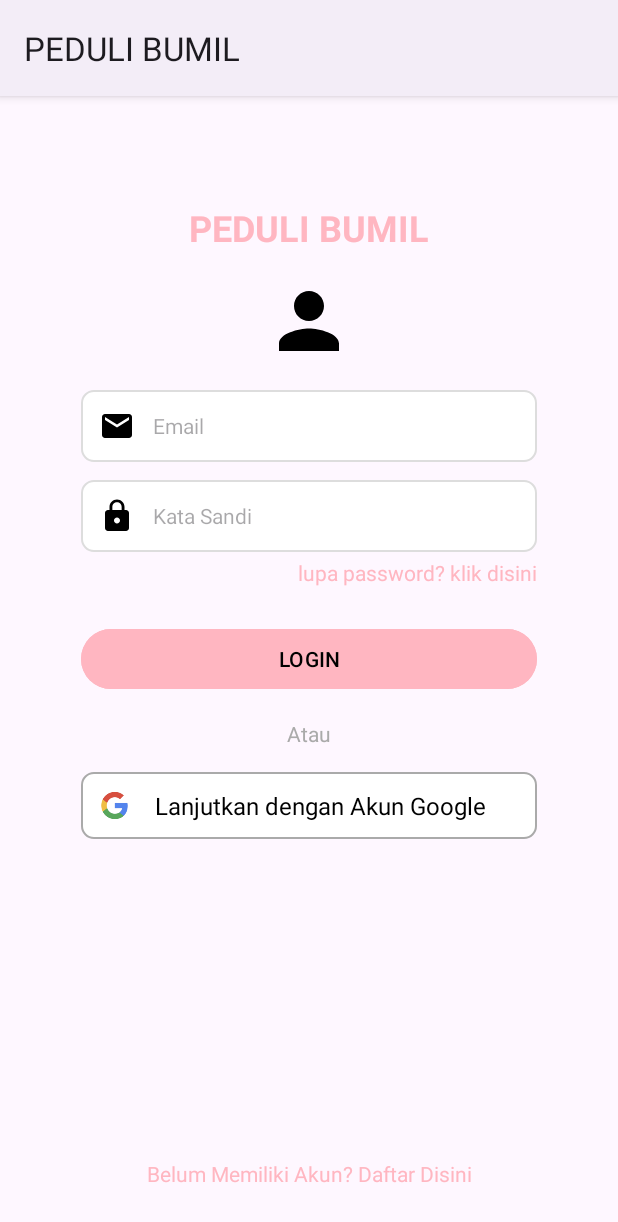
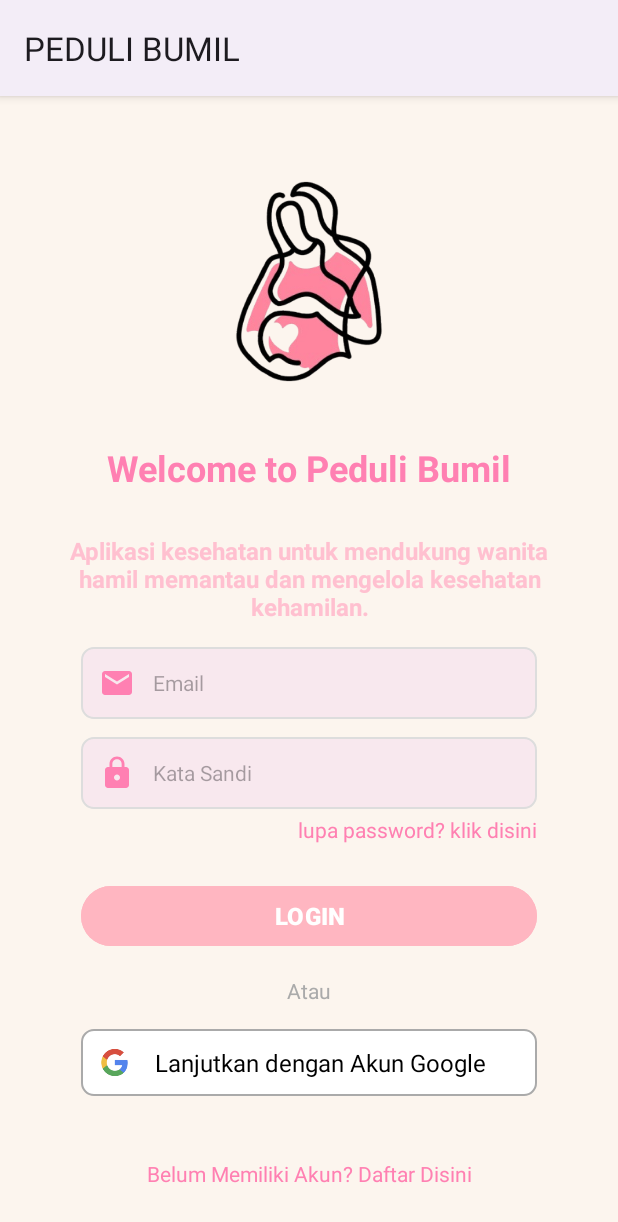
Before and after one commit to BangkitPeduliBumil/mobdev, an Android app: the screen it shows after launch (LoginActivity), on a phone screen of 412 x 824 dp. Shown: the top 1222 px of the screen. Run offline under Robolectric (Android 15) with nearby library versions, the phone set to English and light mode, and no system bars; our stand-ins replace Firebase (no records; nobody signed in at launch, a user with empty details on screens opened directly).

Commit message:
new layout

```diff
--- a/app/src/main/res/drawable/bg_input_field.xml
+++ b/app/src/main/res/drawable/bg_input_field.xml
@@ -1,6 +1,6 @@
 <?xml version="1.0" encoding="utf-8"?>
 <shape xmlns:android="http://schemas.android.com/apk/res/android">
-    <solid android:color="#FFFFFF"/>
+    <solid android:color="#F8E8EE"/>
     <corners android:radius="8dp"/>
     <stroke android:width="1dp" android:color="#DDDDDD"/>
 </shape>
--- a/app/src/main/res/drawable/bottom_background_light.xml
+++ b/app/src/main/res/drawable/bottom_background_light.xml
@@ -2,7 +2,7 @@
 <selector xmlns:android="http://schemas.android.com/apk/res/android">
 <item>
     <shape android:shape="rectangle">
-        <solid android:color="#FDF4F5"/>
+        <solid android:color="#FCF5EE"/>
         <corners android:topLeftRadius="30dp" android:topRightRadius="30dp"/>
     </shape>
 </item>
--- a/app/src/main/res/drawable/ic_email.xml
+++ b/app/src/main/res/drawable/ic_email.xml
@@ -1,4 +1,4 @@
-<vector xmlns:android="http://schemas.android.com/apk/res/android" android:height="24dp" android:tint="#000000" android:viewportHeight="24" android:viewportWidth="24" android:width="24dp">
+<vector xmlns:android="http://schemas.android.com/apk/res/android" android:height="24dp" android:tint="#FF80B2" android:viewportHeight="24" android:viewportWidth="24" android:width="24dp">
 
     <path android:fillColor="@android:color/white" android:pathData="M20,4L4,4c-1.1,0 -1.99,0.9 -1.99,2L2,18c0,1.1 0.9,2 2,2h16c1.1,0 2,-0.9 2,-2L22,6c0,-1.1 -0.9,-2 -2,-2zM20,8l-8,5 -8,-5L4,6l8,5 8,-5v2z"/>
 
--- a/app/src/main/res/drawable/ic_lock.xml
+++ b/app/src/main/res/drawable/ic_lock.xml
@@ -1,4 +1,4 @@
-<vector xmlns:android="http://schemas.android.com/apk/res/android" android:height="24dp" android:tint="#000000" android:viewportHeight="24" android:viewportWidth="24" android:width="24dp">
+<vector xmlns:android="http://schemas.android.com/apk/res/android" android:height="24dp" android:tint="#FF80B2" android:viewportHeight="24" android:viewportWidth="24" android:width="24dp">
 
     <path android:fillColor="@android:color/white" android:pathData="M18,8h-1L17,6c0,-2.76 -2.24,-5 -5,-5S7,3.24 7,6v2L6,8c-1.1,0 -2,0.9 -2,2v10c0,1.1 0.9,2 2,2h12c1.1,0 2,-0.9 2,-2L20,10c0,-1.1 -0.9,-2 -2,-2zM12,17c-1.1,0 -2,-0.9 -2,-2s0.9,-2 2,-2 2,0.9 2,2 -0.9,2 -2,2zM15.1,8L8.9,8L8.9,6c0,-1.71 1.39,-3.1 3.1,-3.1 1.71,0 3.1,1.39 3.1,3.1v2z"/>
 
--- a/app/src/main/res/layout/activity_login.xml
+++ b/app/src/main/res/layout/activity_login.xml
@@ -4,36 +4,74 @@
     xmlns:tools="http://schemas.android.com/tools"
     android:layout_width="match_parent"
     android:layout_height="match_parent"
+    android:background="#FCF5EE"
     android:padding="16dp"
     tools:context=".auth.LoginActivity">
 
     <!-- Title -->
+<!--    <TextView-->
+<!--        android:id="@+id/tvTitle"-->
+<!--        android:layout_width="wrap_content"-->
+<!--        android:layout_height="wrap_content"-->
+<!--        android:layout_marginTop="55dp"-->
+<!--        android:layout_marginBottom="24dp"-->
+<!--        android:text="@string/app_name"-->
+<!--        android:textColor="#FFB6C1"-->
+<!--        android:textSize="24sp"-->
+<!--        android:textStyle="bold"-->
+<!--        app:layout_constraintEnd_toEndOf="parent"-->
+<!--        app:layout_constraintStart_toStartOf="parent"-->
+<!--        app:layout_constraintTop_toTopOf="parent" />-->
+
+<!--    &lt;!&ndash; Profile Icon &ndash;&gt;-->
+<!--    <ImageView-->
+<!--        android:id="@+id/ivProfileIcon"-->
+<!--        android:layout_width="60dp"-->
+<!--        android:layout_height="60dp"-->
+<!--        android:layout_marginTop="16dp"-->
+<!--        android:src="@drawable/ic_person"-->
+<!--        app:layout_constraintEnd_toEndOf="parent"-->
+<!--        app:layout_constraintStart_toStartOf="parent"-->
+<!--        app:layout_constraintTop_toBottomOf="@id/tvTitle" />-->
+
+    <!-- Email Input -->
+
+    <ImageView
+        android:id="@+id/loginbanner"
+        android:layout_width="265dp"
+        android:layout_height="215dp"
+        app:layout_constraintEnd_toEndOf="parent"
+        app:layout_constraintStart_toStartOf="parent"
+        app:layout_constraintTop_toTopOf="parent"
+        app:srcCompat="@drawable/login_banner_1" />
+
     <TextView
-        android:id="@+id/tvTitle"
+        android:id="@+id/welcomeText"
         android:layout_width="wrap_content"
         android:layout_height="wrap_content"
-        android:layout_marginTop="55dp"
-        android:layout_marginBottom="24dp"
-        android:text="@string/app_name"
-        android:textColor="#FFB6C1"
+        android:text="Welcome to Peduli Bumil"
+        android:textColor="#FF80B2"
         android:textSize="24sp"
         android:textStyle="bold"
         app:layout_constraintEnd_toEndOf="parent"
         app:layout_constraintStart_toStartOf="parent"
-        app:layout_constraintTop_toTopOf="parent" />
+        app:layout_constraintTop_toBottomOf="@+id/loginbanner" />
 
-    <!-- Profile Icon -->
-    <ImageView
-        android:id="@+id/ivProfileIcon"
-        android:layout_width="60dp"
-        android:layout_height="60dp"
-        android:layout_marginTop="16dp"
-        android:src="@drawable/ic_person"
+    <TextView
+        android:id="@+id/textDeskripsiApp"
+        android:layout_width="0dp"
+        android:layout_height="wrap_content"
+        android:layout_margin="28dp"
+        android:inputType="textMultiLine"
+        android:text="Aplikasi kesehatan untuk mendukung wanita hamil memantau dan mengelola kesehatan kehamilan."
+        android:textAlignment="center"
+        android:textColor="@color/pink_pastel"
+        android:textSize="16dp"
+        android:textStyle="bold"
         app:layout_constraintEnd_toEndOf="parent"
         app:layout_constraintStart_toStartOf="parent"
-        app:layout_constraintTop_toBottomOf="@id/tvTitle" />
+        app:layout_constraintTop_toBottomOf="@+id/welcomeText" />
 
-    <!-- Email Input -->
     <EditText
         android:id="@+id/etEmail"
         android:layout_width="0dp"
@@ -47,7 +85,7 @@
         android:textSize="14sp"
         app:layout_constraintEnd_toEndOf="parent"
         app:layout_constraintStart_toStartOf="parent"
-        app:layout_constraintTop_toBottomOf="@id/ivProfileIcon"
+        app:layout_constraintTop_toBottomOf="@id/textDeskripsiApp"
         app:layout_constraintWidth_percent="0.8" />
 
     <LinearLayout
@@ -55,9 +93,9 @@
         android:layout_width="0dp"
         android:layout_height="wrap_content"
         android:orientation="vertical"
+        app:layout_constraintEnd_toEndOf="parent"
+        app:layout_constraintStart_toStartOf="parent"
         app:layout_constraintTop_toBottomOf="@id/etEmail"
-        app:layout_constraintStart_toStartOf="parent"
-        app:layout_constraintEnd_toEndOf="parent"
         app:layout_constraintWidth_percent="0.8">
 
         <!-- Password Input -->
@@ -65,25 +103,25 @@
             android:id="@+id/etPassword"
             android:layout_width="match_parent"
             android:layout_height="wrap_content"
-            android:hint="@string/hint_password"
+            android:layout_marginTop="12dp"
+            android:background="@drawable/bg_input_field"
             android:drawableStart="@drawable/ic_lock"
             android:drawablePadding="12dp"
+            android:hint="@string/hint_password"
+            android:inputType="textPassword"
             android:padding="12dp"
-            android:textSize="14sp"
-            android:background="@drawable/bg_input_field"
-            android:inputType="textPassword"
-            android:layout_marginTop="12dp" />
+            android:textSize="14sp" />
 
         <!-- Forgot Password TextView -->
         <TextView
             android:id="@+id/tvForgot"
             android:layout_width="wrap_content"
             android:layout_height="wrap_content"
+            android:layout_gravity="end"
+            android:layout_marginTop="4dp"
             android:text="lupa password? klik disini"
-            android:textColor="#FFB6C1"
-            android:textSize="14sp"
-            android:layout_gravity="end"
-            android:layout_marginTop="4dp" />
+            android:textColor="#FF80B2"
+            android:textSize="14sp" />
     </LinearLayout>
     <!-- Login Button -->
     <Button
@@ -93,7 +131,9 @@
         android:layout_marginTop="24dp"
         android:backgroundTint="#FFB6C1"
         android:text="LOGIN"
-        android:textColor="@android:color/black"
+        android:textColor="@color/white"
+        android:textSize="16sp"
+        android:textStyle="bold"
         app:layout_constraintEnd_toEndOf="parent"
         app:layout_constraintStart_toStartOf="parent"
         app:layout_constraintTop_toBottomOf="@id/llPasswordContainer"
@@ -116,8 +156,8 @@
         android:layout_width="0dp"
         android:layout_height="wrap_content"
         android:layout_marginTop="16dp"
+        android:background="@drawable/border_button"
         android:orientation="horizontal"
-        android:background="@drawable/border_button"
         android:padding="7dp"
         app:layout_constraintEnd_toEndOf="parent"
         app:layout_constraintStart_toStartOf="parent"
@@ -136,16 +176,16 @@
             android:id="@+id/tvGoogleText"
             android:layout_width="wrap_content"
             android:layout_height="wrap_content"
+            android:layout_gravity="end|center_vertical"
             android:layout_marginStart="12dp"
+            android:autoSizeMaxTextSize="16sp"
+            android:autoSizeMinTextSize="12sp"
+            android:autoSizeStepGranularity="1sp"
+            android:autoSizeTextType="uniform"
+            android:maxLines="1"
             android:text="@string/google_login"
             android:textColor="@android:color/black"
-            android:textSize="16sp"
-            android:layout_gravity="end|center_vertical"
-            android:maxLines="1"
-            android:autoSizeTextType="uniform"
-            android:autoSizeMinTextSize="12sp"
-            android:autoSizeMaxTextSize="16sp"
-            android:autoSizeStepGranularity="1sp" />
+            android:textSize="16sp" />
     </LinearLayout>
 
     <!-- Register Link at the Bottom -->
@@ -156,7 +196,7 @@
         android:layout_marginBottom="16dp"
         android:backgroundTint="@color/gray"
         android:text="@string/register_link"
-        android:textColor="#FFB6C1"
+        android:textColor="#FF80B2"
         android:textSize="14sp"
         app:layout_constraintBottom_toBottomOf="parent"
         app:layout_constraintEnd_toEndOf="parent"
--- a/app/src/main/res/layout/fragment_home.xml
+++ b/app/src/main/res/layout/fragment_home.xml
@@ -60,7 +60,7 @@
             android:layout_marginTop="10dp"
 
             android:text="@string/resiko_kehamilan"
-            android:textColor="@color/pink_pastel"
+            android:textColor="#FF80B2"
             android:textSize="24sp"
             android:textStyle="bold"
             app:layout_constraintEnd_toEndOf="parent"
```
Also changed, not shown: app/src/main/java/com/bangkit/test/SplashActivity.kt (added, +4 -0 lines), app/src/main/res/drawable/bottom_background_login.xml (added, +10 -0 lines), app/src/main/res/layout/activity_signup.xml (+56 -54 lines), app/src/main/res/layout/activity_splash.xml (added, +7 -0 lines), app/src/main/res/drawable/login_banner_1.png (added), 2 other files.
